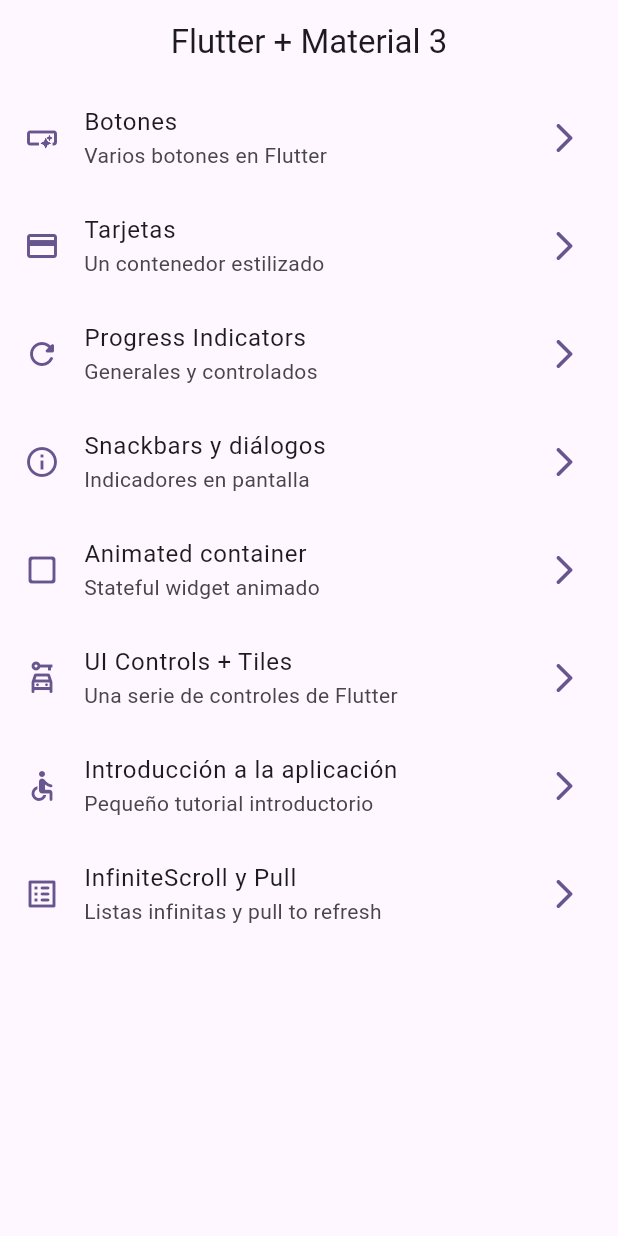
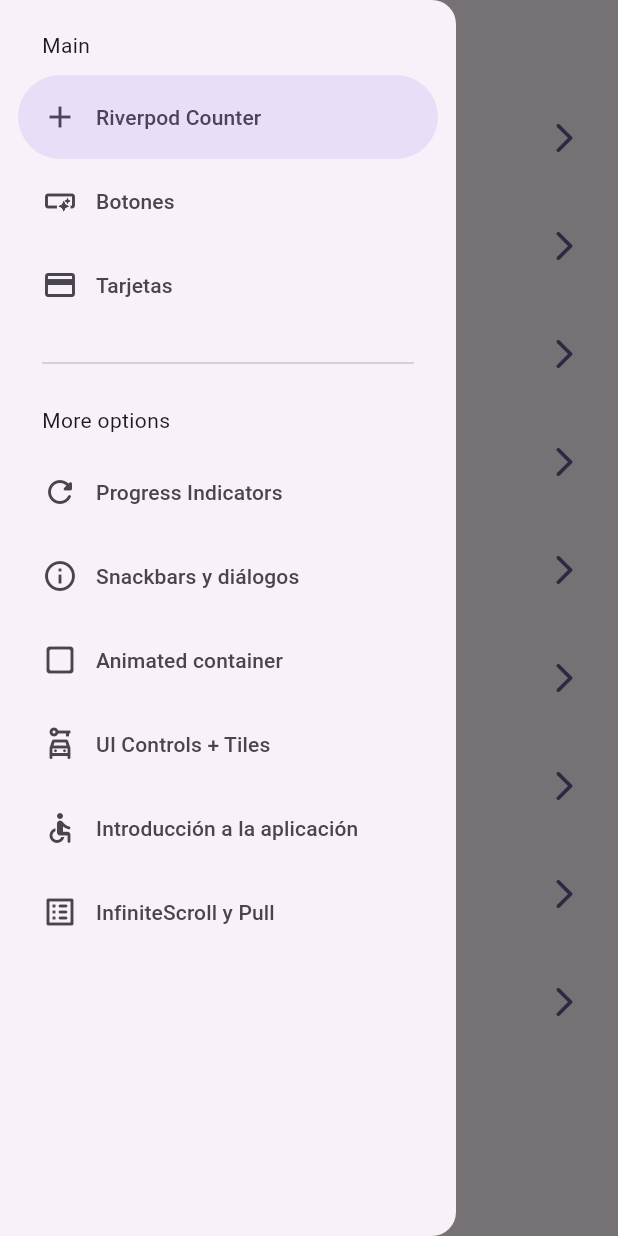
Before and after one commit to AlejandroMira77/widgets_app, a Flutter app: the screen it shows after launch, with the side drawer open (before the commit the screen has no drawer), on a phone screen of 412 x 824 dp. Run offline on Flutter 3.47's test engine with Material 3 defaults, Android fonts, the phone set to English and light mode, and no system bars; our stand-ins replace animate_do, go_router.

Commit message:
menu laterial - inicio a riverpod

```diff
--- a/lib/config/menu/menu_items.dart
+++ b/lib/config/menu/menu_items.dart
@@ -16,6 +16,12 @@ class MenuItem {
 }
 
 const appMenuItems = <MenuItem>[
+  MenuItem(
+    title: 'Riverpod Counter',
+    subtitle: 'Introducción a riverpod',
+    link: '/counter-river',
+    icon: Icons.add
+  ),
   MenuItem(
     title: 'Botones',
     subtitle: 'Varios botones en Flutter',
--- a/lib/config/router/app_router.dart
+++ b/lib/config/router/app_router.dart
@@ -48,6 +48,11 @@ final appRouter = GoRouter(
       path: '/infinite',
       name: InfiniteScrollScreen.name,
       builder: (context, state) => const InfiniteScrollScreen(),
+    ),
+    GoRoute(
+      path: '/counter-river',
+      name: CounterScreen.name,
+      builder: (context, state) => const CounterScreen(),
     )
   ]
 );
--- a/lib/presentation/screens/animated_screen.dart
+++ b/lib/presentation/screens/animated_screen.dart
@@ -29,9 +29,7 @@ class _AnimatedScreenState extends State<AnimatedScreen> {
       random.nextInt(255), // blue
       1
     );
-    setState(() {
-
-    });
+    setState(() {});
   }
 
   @override
--- /dev/null
+++ b/lib/presentation/screens/counter_screen.dart
@@ -0,0 +1,39 @@
+import 'package:flutter/material.dart';
+
+class CounterScreen extends StatefulWidget {
+
+  static const String name = 'counter_screen';
+
+  const CounterScreen({super.key});
+
+  @override
+  State<CounterScreen> createState() => _CounterScreenState();
+}
+
+class _CounterScreenState extends State<CounterScreen> {
+
+  int _counter = 0;
+
+  void _increment() {
+    setState(() {
+      _counter ++;
+    });
+  }
+
+  @override
+  Widget build(BuildContext context) {
+    return Scaffold(
+      appBar: AppBar(
+        title: const Text('Counter Screen'),
+      ),
+      body: Center(
+        child: Text('Valor: $_counter', style: Theme.of(context).textTheme.titleLarge),
+        // child: Text('Valor: $_counter', style: const TextStyle(fontSize: 20)),
+      ),
+      floatingActionButton: FloatingActionButton(
+        onPressed: _increment,
+        child: const Icon(Icons.add),
+      ),
+    );
+  }
+}
--- a/lib/presentation/screens/home_screen.dart
+++ b/lib/presentation/screens/home_screen.dart
@@ -2,6 +2,7 @@ import 'package:flutter/material.dart';
 import 'package:go_router/go_router.dart';
 
 import 'package:widgets_app/config/menu/menu_items.dart';
+import 'package:widgets_app/presentation/widgets/side_menu.dart';
 
 class HomeScreen extends StatelessWidget {
 
@@ -11,11 +12,16 @@ class HomeScreen extends StatelessWidget {
 
   @override
   Widget build(BuildContext context) {
+
+    final scaffoldKey = GlobalKey<ScaffoldState>();
+
     return Scaffold(
+      key: scaffoldKey, // scaffoldKey tiene la referencia al estado actual del scaffold
       appBar: AppBar(
         title: const Text('Flutter + Material 3'),
       ),
       body: const _HomeView(),
+      drawer: SideMenu(scaffoldKey: scaffoldKey),
     );
   }
 }
--- a/lib/presentation/screens/screens.dart
+++ b/lib/presentation/screens/screens.dart
@@ -7,3 +7,4 @@ export 'package:widgets_app/presentation/screens/infinite_scroll_screen.dart';
 export 'package:widgets_app/presentation/screens/progress_screen.dart';
 export 'package:widgets_app/presentation/screens/snackbar_screen.dart';
 export 'package:widgets_app/presentation/screens/ui_controls_screen.dart';
+export 'package:widgets_app/presentation/screens/counter_screen.dart';
--- /dev/null
+++ b/lib/presentation/widgets/side_menu.dart
@@ -0,0 +1,68 @@
+import 'package:flutter/material.dart';
+import 'package:go_router/go_router.dart';
+
+import 'package:widgets_app/config/menu/menu_items.dart';
+
+class SideMenu extends StatefulWidget {
+
+  final GlobalKey<ScaffoldState> scaffoldKey;
+
+  const SideMenu({
+    super.key,
+    required this.scaffoldKey
+  });
+
+  @override
+  State<SideMenu> createState() => _SideMenuState();
+}
+
+class _SideMenuState extends State<SideMenu> {
+
+  int navDrawerIndex = 0;
+
+  @override
+  Widget build(BuildContext context) {
+
+    // valida el tamaño del notch del dispositivo
+    final hasNotch = MediaQuery.of(context).viewPadding.top > 35;
+
+    return NavigationDrawer( // es un widget para realizar un menu lateral
+      selectedIndex: navDrawerIndex,
+      onDestinationSelected: (value) {
+        setState(() {
+          navDrawerIndex = value;
+        });
+        final menuItem = appMenuItems[value];
+        context.push(menuItem.link);
+        widget.scaffoldKey.currentState?.closeDrawer();
+      },
+      children: [
+        Padding(
+          padding: EdgeInsets.fromLTRB(28, hasNotch ? 10 : 20, 16, 10),
+          child: const Text('Main'),
+        ),
+        // recorremos el array y dentro agregamos el navigationDrawer
+        ...appMenuItems
+        .sublist(0,3) // solo carga los 3 primeros elementos
+        .map((item) => NavigationDrawerDestination(
+          icon: Icon(item.icon),
+          label: Text(item.title)
+        )),
+        const Padding(
+          padding: EdgeInsets.fromLTRB(28, 16, 28, 10),
+          child: Divider(),
+        ),
+        const Padding(
+          padding: EdgeInsets.fromLTRB(28, 10, 16, 10),
+          child: Text('More options'),
+        ),
+        ...appMenuItems
+        .sublist(3) // toma desde el 3 en adelante
+        .map((item) => NavigationDrawerDestination(
+          icon: Icon(item.icon),
+          label: Text(item.title)
+        )),
+      ],
+    );
+  }
+}
```
